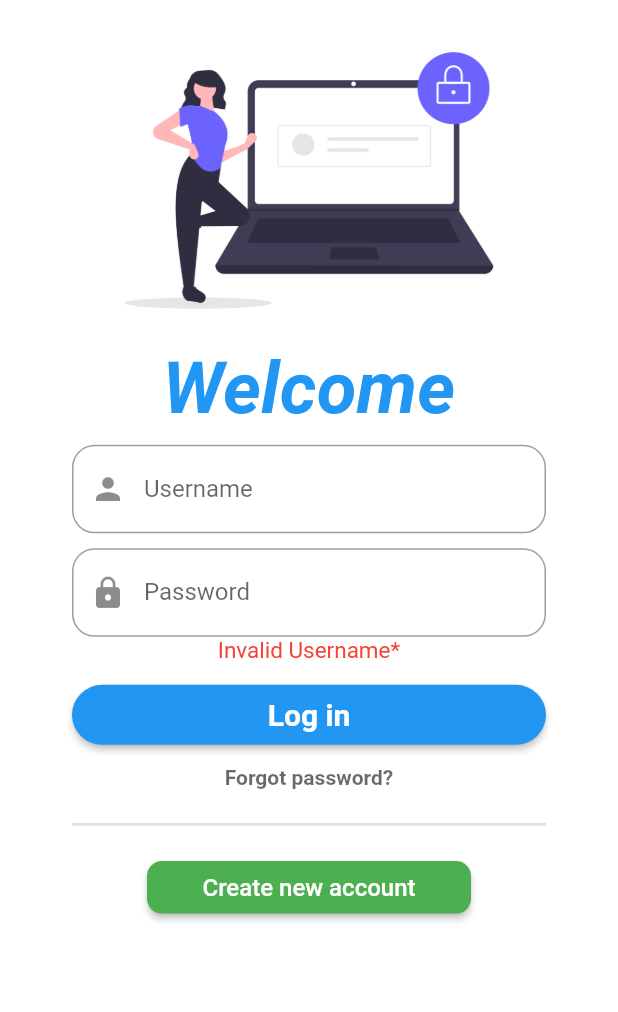
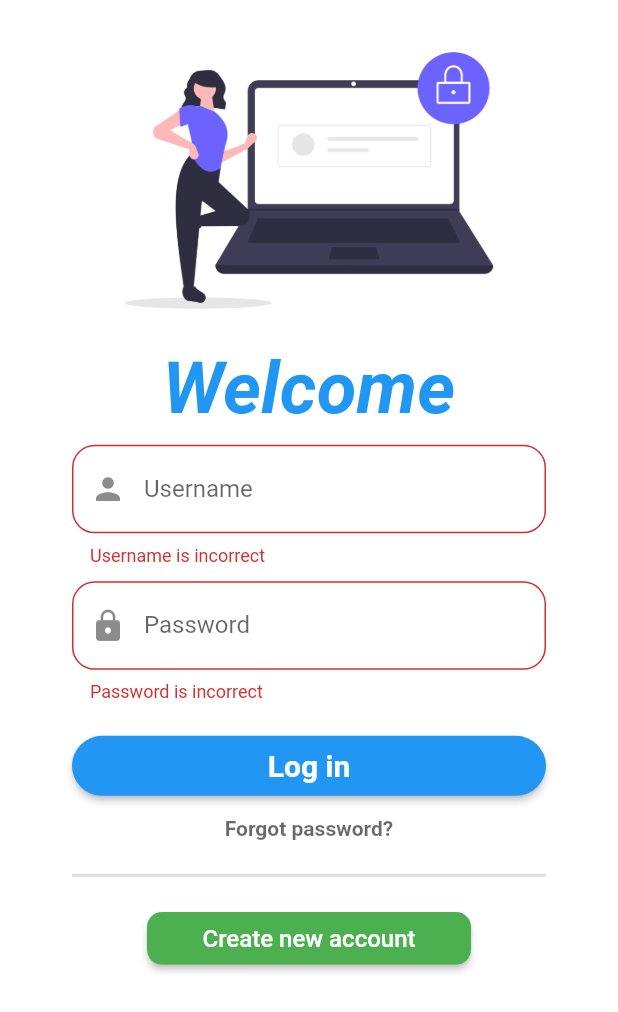
Before and after one commit to manjilkoirala/30DaysOfFlutter, a Flutter app: the screen it shows after launch, after a tap on "Log in", on a phone screen of 412 x 824 dp. Shown: the top 1012 px of the screen. Run offline on Flutter 3.47's test engine with Material 2 defaults, Android fonts, the phone set to English and light mode, and no system bars; our stand-ins replace google_fonts; Roboto replaces fonts that are missing (Sacramento).

Commit message:
day7 validate login page

```diff
--- a/lib/pages/login.dart
+++ b/lib/pages/login.dart
@@ -14,6 +14,13 @@ class _LoginState extends State<Login> {
   String name = "";
   String pass = "";
   String invalid = "";
+  final _formkey = GlobalKey<FormState>();
+
+  moveToHome(BuildContext context) {
+    if (_formkey.currentState!.validate()) {
+      Navigator.pushNamed(context, MyRoutes.homeRoutes);
+    }
+  }
 
   @override
   Widget build(BuildContext context) {
@@ -42,12 +49,22 @@ class _LoginState extends State<Login> {
                     color: Colors.blue),
               ),
             ),
-            Padding(
+            Form(
+                key: _formkey,
+                child: Padding(
                   padding: const EdgeInsets.fromLTRB(40, 10, 40, 0),
-              child: Center(
-                child: TextField(
+                  child: Column(
+                    children: [
+                      TextFormField(
                         onChanged: (value) {
                           name = value;
+                        },
+                        validator: (value) {
+                          if (value != "Manjil") {
+                            return "Username is incorrect";
+                          } else {
+                            return null;
+                          }
                         },
                         decoration: InputDecoration(
                           border: OutlineInputBorder(
@@ -56,14 +73,19 @@ class _LoginState extends State<Login> {
                           labelText: 'Username',
                         ),
                       ),
+                      SizedBox(
+                        height: 10,
                       ),
-            ),
-            Padding(
-              padding: const EdgeInsets.fromLTRB(40, 10, 40, 0),
-              child: Center(
-                child: TextField(
+                      TextFormField(
                         onChanged: (value) {
                           pass = value;
+                        },
+                        validator: (value) {
+                          if (value != "Koirala") {
+                            return "Password is incorrect";
+                          } else {
+                            return null;
+                          }
                         },
                         autocorrect: false,
                         obscureText: true,
@@ -75,8 +97,9 @@ class _LoginState extends State<Login> {
                           labelText: 'Password',
                         ),
                       ),
+                    ],
                   ),
-            ),
+                )),
             Center(
               child: Text(
                 invalid,
@@ -87,7 +110,7 @@ class _LoginState extends State<Login> {
               ),
             ),
             Padding(
-              padding: const EdgeInsets.fromLTRB(40, 10, 40, 0),
+              padding: const EdgeInsets.fromLTRB(40, 0, 40, 0),
               child: ElevatedButton(
                 style: ElevatedButton.styleFrom(
                   minimumSize: Size(0, 40),
@@ -96,12 +119,7 @@ class _LoginState extends State<Login> {
                       borderRadius: BorderRadius.circular(20)),
                 ),
                 onPressed: () {
-                  if (name == "Manjil" && pass == "Koirala") {
-                    Navigator.pushNamed(context, MyRoutes.homeRoutes);
-                  } else {
-                    invalid = "Invalid Username*";
-                    setState(() {});
-                  }
+                  moveToHome(context);
                 },
                 child: Text(
                   'Log in',
```
Lines whose indentation alone changed are shown as unchanged.
